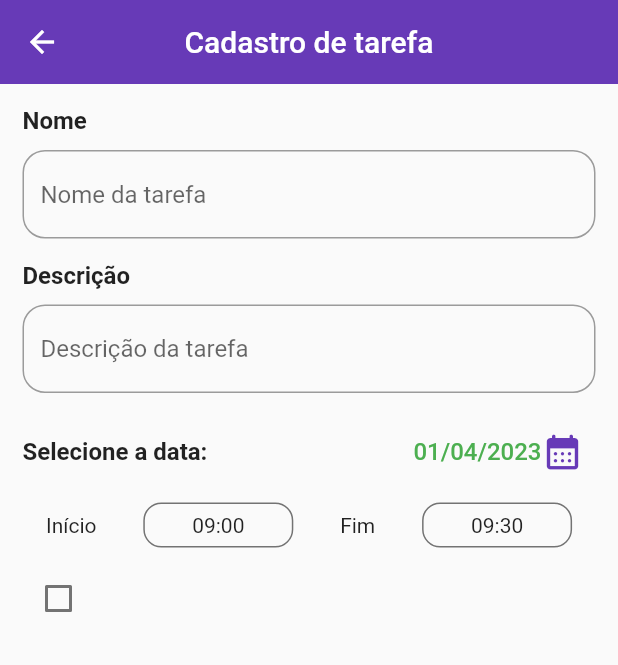
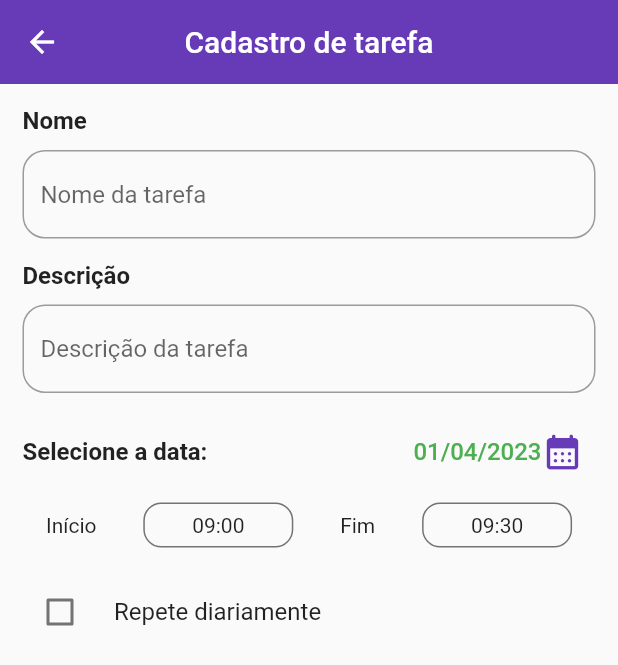
Before and after one commit to HiltonThallyson/my_agenda, a Flutter app: the TaskFormPage screen opened by its route, on a phone screen of 412 x 824 dp. Shown: the top 665 px of the screen. Run offline on Flutter 3.47's test engine with Material 2 defaults, Android fonts, the phone set to English and light mode, and no system bars; our stand-ins replace flutter_modular; project files that could hold a hidden picture were left out.

Commit message:
feat-daily repeat task checkbox added

```diff
--- a/lib/features/tasks/forms/task_form.dart
+++ b/lib/features/tasks/forms/task_form.dart
@@ -146,10 +146,14 @@ class _TaskFormState extends State<TaskForm> {
             const SizedBox(
               height: 10,
             ),
-            Checkbox(
+            CheckboxListTile(
+              contentPadding: const EdgeInsets.all(5),
+              controlAffinity: ListTileControlAffinity.leading,
+              title: const Text('Repete diariamente'),
               checkColor: Colors.white,
               activeColor: Theme.of(context).colorScheme.primary,
               value: _isDaily,
+              visualDensity: VisualDensity.adaptivePlatformDensity,
               onChanged: (value) {
                 setState(() {
                   _isDaily = value!;
```
